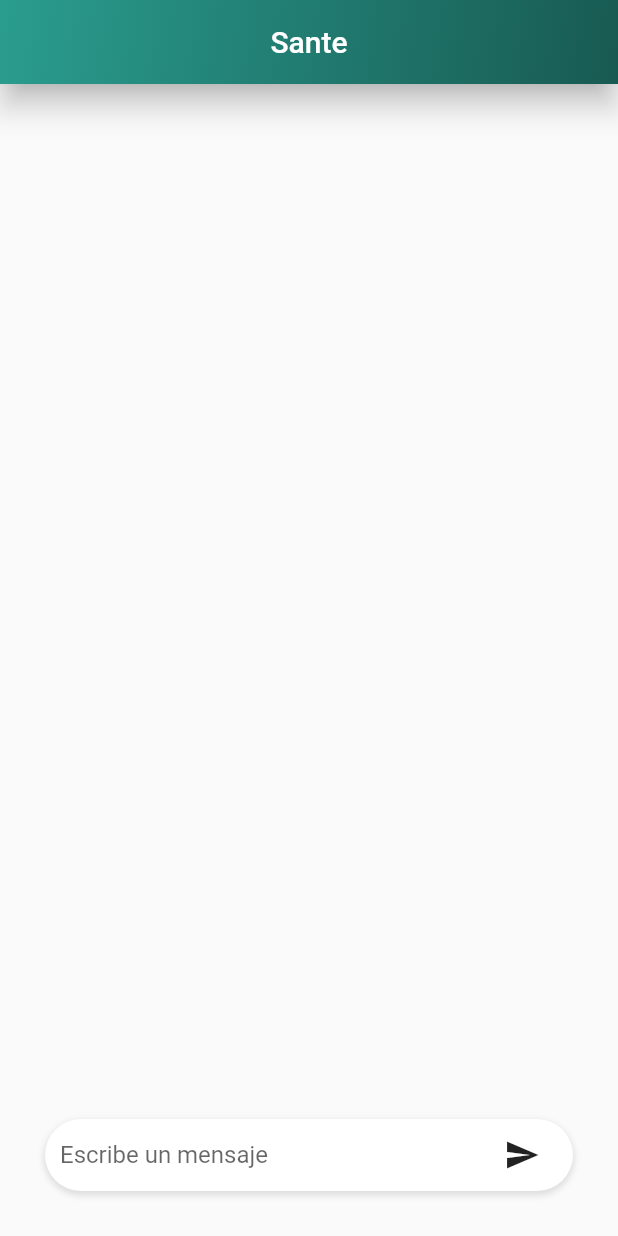
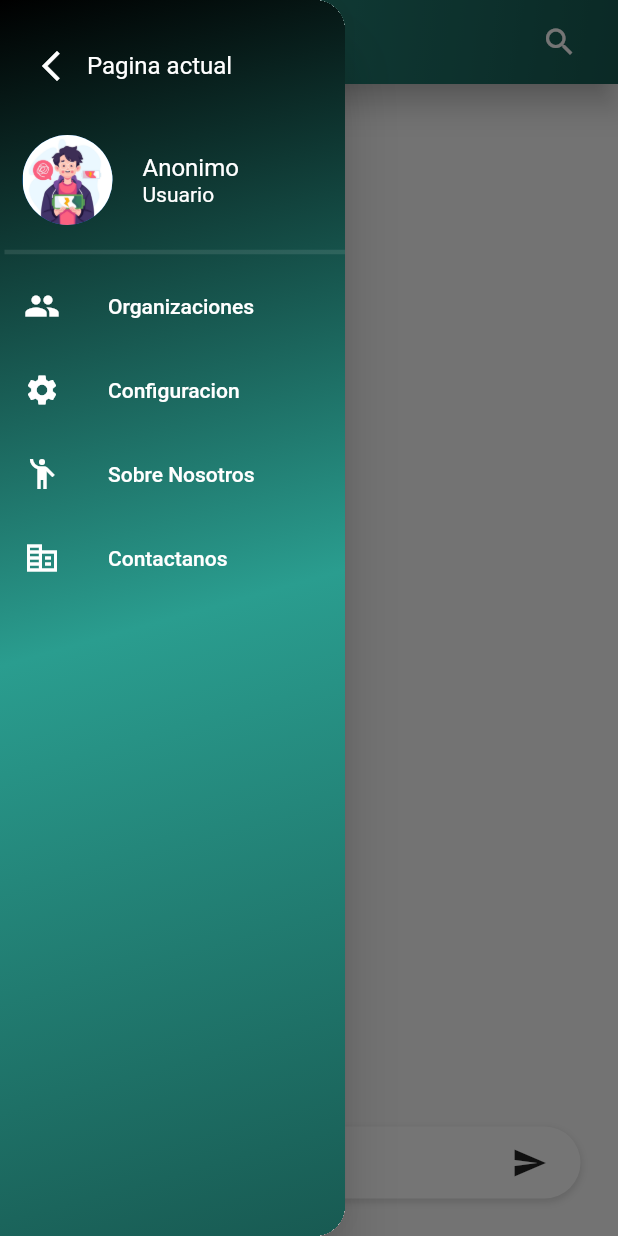
Before and after one commit to WanderTheWeeb/Sante, a Flutter app: the Sante screen opened by its route, with the side drawer open (before the commit the screen has no drawer), on a phone screen of 412 x 824 dp. Run offline on Flutter 3.47's test engine with Material 2 defaults, Android fonts, the light colour scheme and no system bars; our stand-ins replace shared_preferences, smooth_page_indicator; accounts and stored records are empty.

Commit message:
Primer avance del Drawer

```diff
--- a/lib/src/screens/ChatScreen.dart
+++ b/lib/src/screens/ChatScreen.dart
@@ -27,7 +27,7 @@ class ChatScreenState extends State<ChatScreen> {
   Widget build(BuildContext context) {
     return Scaffold(
       body: Padding(
-        padding: const EdgeInsets.all(15.0),
+        padding: const EdgeInsets.only(right: 12),
         child: Column(
           children: [
             Expanded(
@@ -38,6 +38,15 @@ class ChatScreenState extends State<ChatScreen> {
                 },
               ),
             ),
+          ],
+        ),
+      ),
+      bottomSheet: Container(
+        padding: const EdgeInsets.all(10),
+        color: Colors.transparent,
+        child: Column(
+          mainAxisSize: MainAxisSize.min,
+          children: [
             Container(
               margin: const EdgeInsets.all(15),
               padding: const EdgeInsets.symmetric(horizontal: 10),
@@ -56,11 +65,14 @@ class ChatScreenState extends State<ChatScreen> {
               child: Row(
                 children: [
                   Expanded(
-                    child: TextField(
-                      controller: messageController,
-                      decoration: const InputDecoration(
-                        hintText: 'Escribe un mensaje',
-                        border: InputBorder.none,
+                    child: Padding(
+                      padding: const EdgeInsets.only(left: 12),
+                      child: TextField(
+                        controller: messageController,
+                        decoration: const InputDecoration(
+                          hintText: 'Escribe un mensaje',
+                          border: InputBorder.none,
+                        ),
                       ),
                     ),
                   ),
--- a/lib/src/screens/Sante.dart
+++ b/lib/src/screens/Sante.dart
@@ -1,29 +1,140 @@
 import 'package:flutter/material.dart';
 import 'package:sante2/src/screens/ChatScreen.dart';
+import 'package:sante2/utils/utils.dart';
 
-class Sante extends StatelessWidget {
+class Sante extends StatefulWidget {
   const Sante({super.key});
 
   @override
+  State<Sante> createState() => _SanteState();
+}
+
+class _SanteState extends State<Sante> {
+  final GlobalKey<ScaffoldState> _globalKey = GlobalKey();
+
+  @override
   Widget build(BuildContext context) {
+    const String pagenow = "Pagina actual";
     return Scaffold(
+      key: _globalKey,
       appBar: AppBar(
         automaticallyImplyLeading: false,
-          title: const Center(child: Text("Sante")),
+        title: const Text("Sante"),
+        leading: IconButton(
+            onPressed: () {
+              _globalKey.currentState?.openDrawer();
+            },
+            icon: const Icon(Icons.menu)),
         elevation: 8,
-          backgroundColor: Colors.transparent, // Hacerlo transparente
+        backgroundColor: Colors.transparent,
         flexibleSpace: Container(
           decoration: const BoxDecoration(
             gradient: LinearGradient(
-                colors: [Color.fromRGBO(42, 157, 143, 1.0), Color.fromRGBO(24, 90, 82, 1.0)],
+              colors: [
+                Color.fromRGBO(42, 157, 143, 1.0),
+                Color.fromRGBO(24, 90, 82, 1.0)
+              ],
               begin: Alignment.topLeft,
               end: Alignment.bottomRight,
             ),
           ),
         ),
+        actions: [
+          Container(
+            margin: const EdgeInsets.symmetric(horizontal: 15),
+            child: Row(
+              children: [
+                IconButton(
+                  icon: const Icon(Icons.search), // Icono del botón
+                  onPressed: () {
+                    // Acción al presionar el botón (puedes colocar aquí tu lógica)
+                  },
                 ),
+              ],
+            ),
+          ),
+        ],
+      ),
+      body: const ChatScreen(),
+      drawer: Drawer(
+        width: 230,
+        shape: const RoundedRectangleBorder(borderRadius: BorderRadius.horizontal(right: Radius.circular(20))),
+        child: Container(
+          decoration: const BoxDecoration(
+            gradient: LinearGradient(
+              colors: [
+                Colors.black,
+                Color.fromRGBO(42, 157, 143, 1.0),
+                Color.fromRGBO(24, 90, 82, 1.0),
+              ],
+              begin: Alignment.topLeft,
+              end: Alignment.bottomRight,
+            ),
+          ),
+          child: Column(
+            crossAxisAlignment: CrossAxisAlignment.start,
+            children: [
+              Padding(
+                padding: const EdgeInsets.fromLTRB(10, 20, 20, 20),
+                child: Row(
+                  children: [
+                    IconButton(
+                      onPressed: () {},
+                      icon: const Icon(
+                        Icons.arrow_back_ios_new,
+                        color: Colors.white,
+                      ),
+                    ),
+                    const Text(
+                      pagenow,
+                      style: TextStyle(color: Colors.white, fontSize: 16),
+                    )
+                  ],
+                ),
+              ),
+              const Padding(
+                padding: EdgeInsets.fromLTRB(15, 2, 20, 10),
+                child: Row(
+                  mainAxisAlignment: MainAxisAlignment.start,
+                  children: [
+                    CircleAvatar(
+                      radius: 30,
+                      backgroundImage: AssetImage('assets/images/IntroImage.jpg'),
+                    ),
+                    SizedBox(width: 20),
+                    Column(
+                      crossAxisAlignment: CrossAxisAlignment.start,
+                      children: [
+                        Text(
+                          'Anonimo',
+                          style: TextStyle(
+                            color: Colors.white,
+                            fontSize: 16,
+                          ),
+                        ),
+                        Text(
+                          'Usuario',
+                          style: TextStyle(
+                            color: Colors.white,
+                            fontSize: 14,
+                          ),
+                        ),
+                      ],
+                    )
+                  ],
+                ),
+              ),
+              const Divider(color: Colors.white10, thickness: 3, indent: 3),
+              TileDrawer('Organizaciones', Icons.group),
+              TileDrawer('Configuracion', Icons.settings),
+              TileDrawer('Sobre Nosotros', Icons.emoji_people),
+              TileDrawer('Contactanos', Icons.corporate_fare),
+            ],
+          ),
+        ),
+      )
 
-        body:const ChatScreen()
+      ,
     );
   }
 }
--- a/lib/src/widgets/ChatBubble.dart
+++ b/lib/src/widgets/ChatBubble.dart
@@ -20,7 +20,8 @@ class ChatBubble extends StatelessWidget {
             borderRadius: BorderRadius.circular(12),
             gradient: LinearGradient(
               colors: [
-                isUserMessage ? Colors.blue : Colors.pink,
+                isUserMessage ? const Color.fromRGBO(42, 157, 143, 1.0):
+                const Color.fromRGBO(24, 90, 82, 1.0),
                 isUserMessage ? Colors.lightBlue : Colors.red,
               ],
               begin: Alignment.topLeft,
@@ -31,13 +32,13 @@ class ChatBubble extends StatelessWidget {
                 color: Colors.grey.withOpacity(0.5),
                 spreadRadius: 1,
                 blurRadius: 3,
-                offset: Offset(0, 2),
+                offset: const Offset(0, 2),
               ),
             ],
           ),
           child: Text(
             message,
-            style: TextStyle(
+            style: const TextStyle(
               fontSize: 16,
               color: Colors.white,
             ),
--- a/lib/utils/utils.dart
+++ b/lib/utils/utils.dart
@@ -2,8 +2,7 @@ import 'package:flutter/material.dart';
 import 'package:sante2/src/widgets/SectionText.dart';
 import 'package:sante2/src/widgets/SectionTitle.dart';
 
-Widget TextSectionV1(String title, String text) {
-  return Column(
+Widget TextSectionV1(String title, String text) => Column(
     children: [
       Padding(
         padding: const EdgeInsets.all(12.0),
@@ -24,4 +23,16 @@ Widget TextSectionV1(String title, String text) {
 
     ],
   );
+
+Widget TileDrawer(String title, IconData iconData) {
+  return ListTile(
+    title: Text(
+      title,
+      style: const TextStyle(color: Colors.white),
+    ),
+    leading: Icon(
+      iconData,
+      color: Colors.white,
+    ),
+  );
 }
```
Also changed, not shown: lib/utils/TextSectionV1.dart (deleted). Lines whose indentation alone changed are shown as unchanged.
